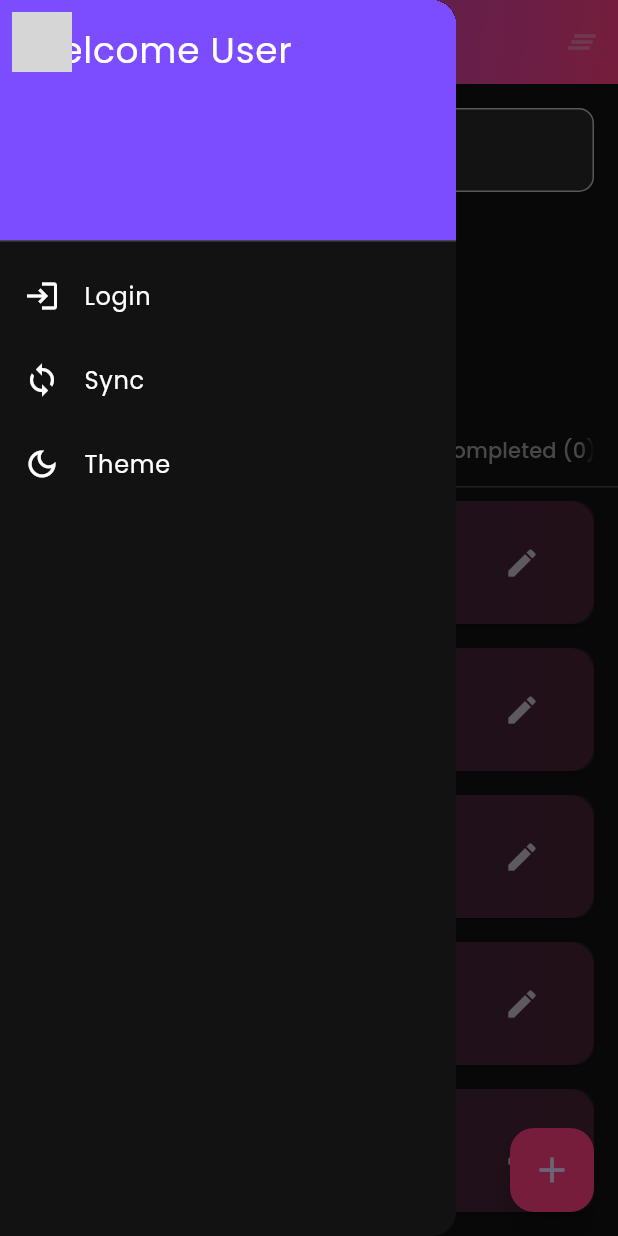
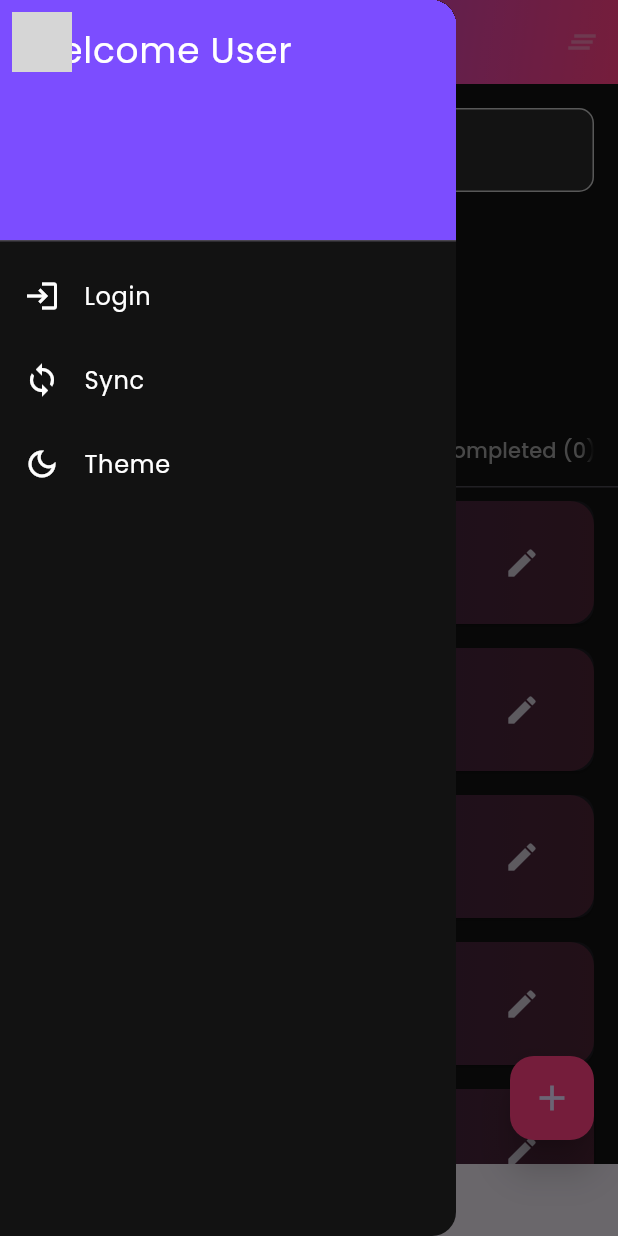
Before and after one commit to dhyeyfarasram/Todo_app, a Flutter app: the screen it shows after launch, in the side drawer, after a tap on "Sync", on a phone screen of 412 x 824 dp. Run offline on Flutter 3.47's test engine with Material 3 defaults, Android fonts, the phone set to English and light mode, and no system bars; our stand-ins replace google_fonts, google_sign_in, googleapis_auth; missing offline and left inert: googleapis; network calls fail; grey boxes are pictures that could not be loaded.

Commit message:
New feature: now we can add our todo list into google calender by one click

```diff
--- a/lib/main.dart
+++ b/lib/main.dart
@@ -5,7 +5,9 @@ import 'package:flutter/material.dart';
 import 'package:google_fonts/google_fonts.dart';
 import 'package:flutter/services.dart';
 import 'package:googleapis/calendar/v3.dart' as calendar;
+import 'package:googleapis/servicemanagement/v1.dart';
 import 'package:googleapis_auth/auth_io.dart' as auth;
+import 'package:http/http.dart' as http;
 
 
 final user = googleSignIn.signInSilently();
@@ -16,6 +18,70 @@ final GoogleSignIn googleSignIn = GoogleSignIn(
     'https://www.googleapis.com/auth/calendar',
   ],
 );
+
+class GoogleAuthClient extends http.BaseClient {
+
+  final Map<String, String> _headers;
+  final http.Client _client = http.Client();
+
+  GoogleAuthClient(this._headers);
+
+  @override
+  Future<http.StreamedResponse> send(http.BaseRequest request) {
+    request.headers.addAll(_headers);
+    return _client.send(request);
+  }
+}
+
+Future<calendar.CalendarApi?> getCalendarApi() async{
+
+  final account = await googleSignIn.signInSilently() ?? await googleSignIn.signIn();
+  if (account == null){
+    return null;
+  }
+
+  final authHeaders = await account.authHeaders;
+  final client = GoogleAuthClient(authHeaders);
+
+  return calendar.CalendarApi(client);
+}
+
+Future<void> SyncTodosToCalendar(List<Todo> todos) async {
+
+  final account = await googleSignIn.signInSilently() ?? await googleSignIn.signIn();
+  if (account == null) { return null; }
+
+
+
+  final authHeaders = await account.authHeaders;
+  final client = GoogleAuthClient(authHeaders);
+  final calendarApi = calendar.CalendarApi(client);
+
+  for (var todo in todos){
+    if(todo.dueDate != null){
+      var event = calendar.Event(
+        summary: todo.title,
+        description: todo.description,
+        start: calendar.EventDateTime(
+          dateTime: todo.dueDate,
+          timeZone: 'UTC',
+        ),
+        end: calendar.EventDateTime(
+          dateTime: todo.dueDate!.add(Duration(hours: 1)), // Default to 1 hour duration
+          timeZone: 'UTC',
+        )
+      );
+
+      try{
+        await calendarApi.events.insert(event, "primary");
+        debugPrint("Todo '${todo.title}' synced to Google Calendar");
+      }
+      catch (e) {
+        debugPrint("Failed to sync todo '${todo.title}' to Google Calendar: $e");
+      }
+    }
+  }
+}
 
 Future<GoogleSignInAccount?> signInWithGoogle() async {
    try {
@@ -29,6 +95,8 @@ Future<GoogleSignInAccount?> signInWithGoogle() async {
     return null;
   }
 }
+
+
 
 final ValueNotifier<ThemeMode> themeNotifier = ValueNotifier(ThemeMode.dark);
 
@@ -436,7 +504,14 @@ drawer: FutureBuilder<GoogleSignInAccount?>(
           ListTile(
             leading: Icon(Icons.sync, color: isDark ? Colors.white : Colors.black),
             title: Text('Sync', style: TextStyle(color: isDark ? Colors.white : Colors.black)),
-            onTap: () {
+            onTap: () async{
+              await SyncTodosToCalendar(todos);
+              ScaffoldMessenger.of(context).showSnackBar(
+                SnackBar(
+                  content: Text('Todos synced to Google Calendar'),
+                  duration: Duration(seconds: 2),
+                ),
+              );
               // Handle home tap
             },
           ),
```
